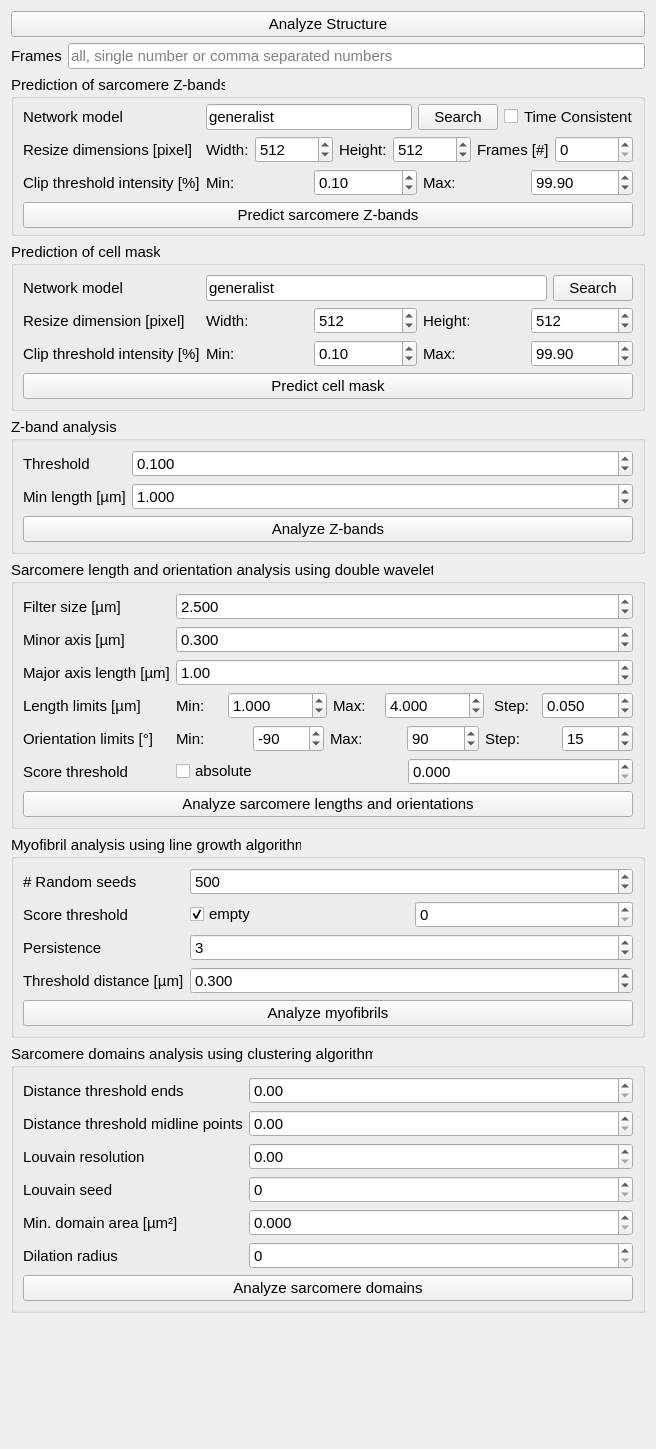
First picture: the form in app/ui-files/parameters_structure_analysis.ui, repository danihae/SarcAsM, before the edit.
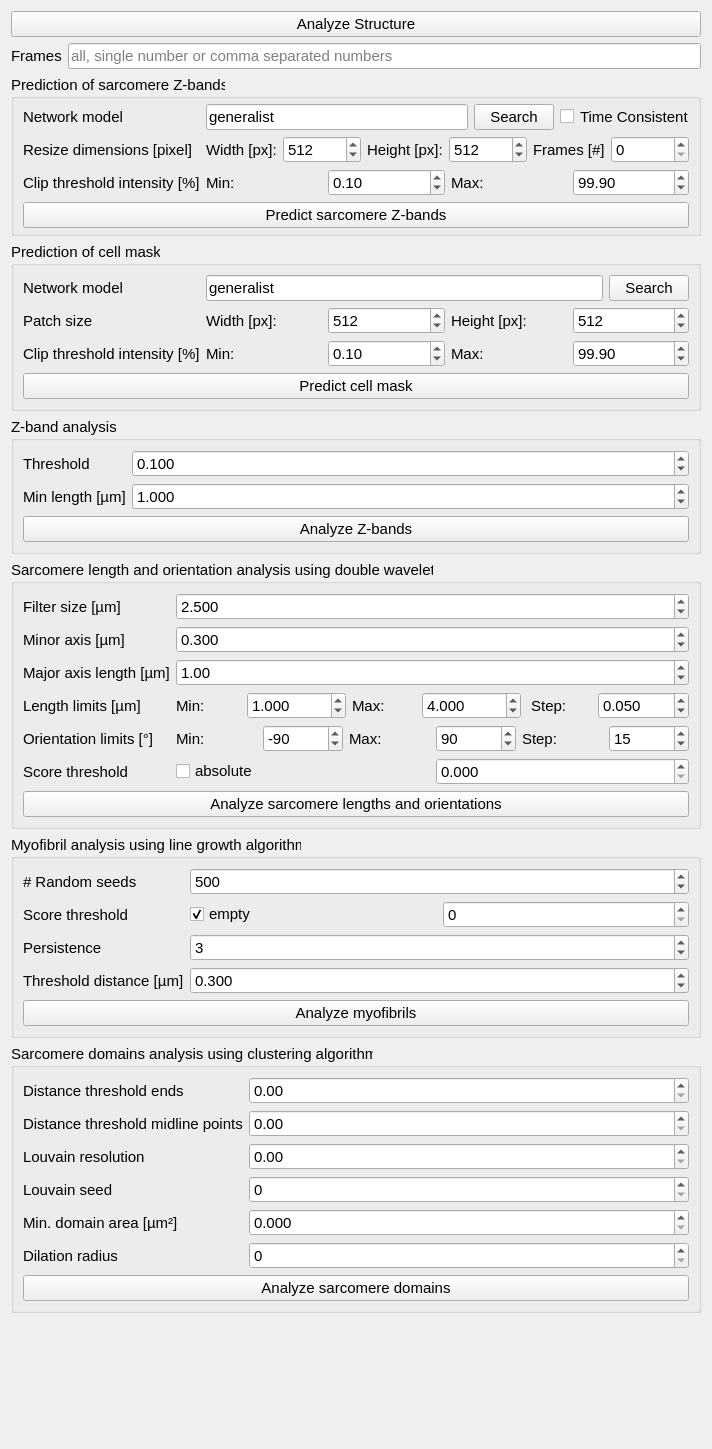
Second picture: the form after the edit.

Patch:
```diff
--- a/app/ui-files/parameters_structure_analysis.ui
+++ b/app/ui-files/parameters_structure_analysis.ui
@@ -107,7 +107,7 @@
          <string>Resize dimensions for convolutional neural network. Dims need to be dividable by 16.</string>
         </property>
         <property name="text">
-         <string>Resize dimension [pixel]</string>
+         <string>Patch size</string>
         </property>
        </widget>
       </item>
@@ -119,7 +119,7 @@
            <string>Resize dimensions(width) for convolutional neural network. Dims need to be dividable by 16.</string>
           </property>
           <property name="text">
-           <string>Width:</string>
+           <string>Width [px]:</string>
           </property>
          </widget>
         </item>
@@ -142,7 +142,7 @@
            <string>Resize dimensions(height) for convolutional neural network. Dims need to be dividable by 16.</string>
           </property>
           <property name="text">
-           <string>Height:</string>
+           <string>Height [px]:</string>
           </property>
          </widget>
         </item>
@@ -1092,7 +1092,7 @@
            <string>Resize dimensions(width) for convolutional neural network. Dims need to be dividable by 16.</string>
           </property>
           <property name="text">
-           <string>Width:</string>
+           <string>Width [px]:</string>
           </property>
          </widget>
         </item>
@@ -1118,7 +1118,7 @@
            <string>Resize dimensions(height) for convolutional neural network. Dims need to be dividable by 16.</string>
           </property>
           <property name="text">
-           <string>Height:</string>
+           <string>Height [px]:</string>
           </property>
          </widget>
         </item>
```
Left out of the diff: 20 changed lines with no effect on the pictures.
